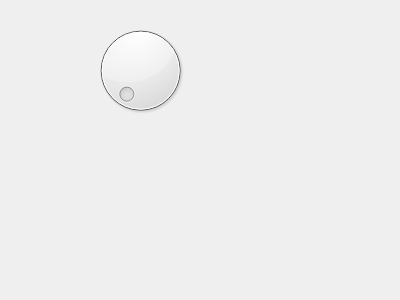
Above: codec-preview/codectabs/h265manager.ui from pszopinski/codec-preview before the change. Below: the same form after it.
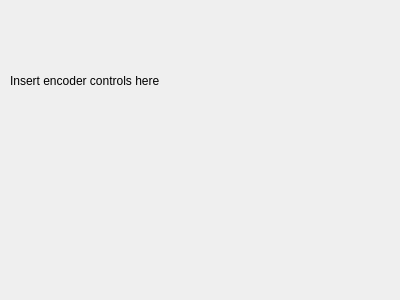
That is the form after the change.

Diff of the .ui file:
```diff
--- a/codec-preview/codectabs/h265manager.ui
+++ b/codec-preview/codectabs/h265manager.ui
@@ -13,15 +13,18 @@
   <property name="windowTitle">
    <string>Form</string>
   </property>
-  <widget class="QDial" name="dial">
+  <widget class="QLabel" name="label">
    <property name="geometry">
     <rect>
-     <x>70</x>
-     <y>20</y>
-     <width>141</width>
-     <height>101</height>
+     <x>10</x>
+     <y>10</y>
+     <width>381</width>
+     <height>141</height>
     </rect>
    </property>
+   <property name="text">
+    <string>Insert encoder controls here</string>
+   </property>
   </widget>
  </widget>
  <resources/>
```
